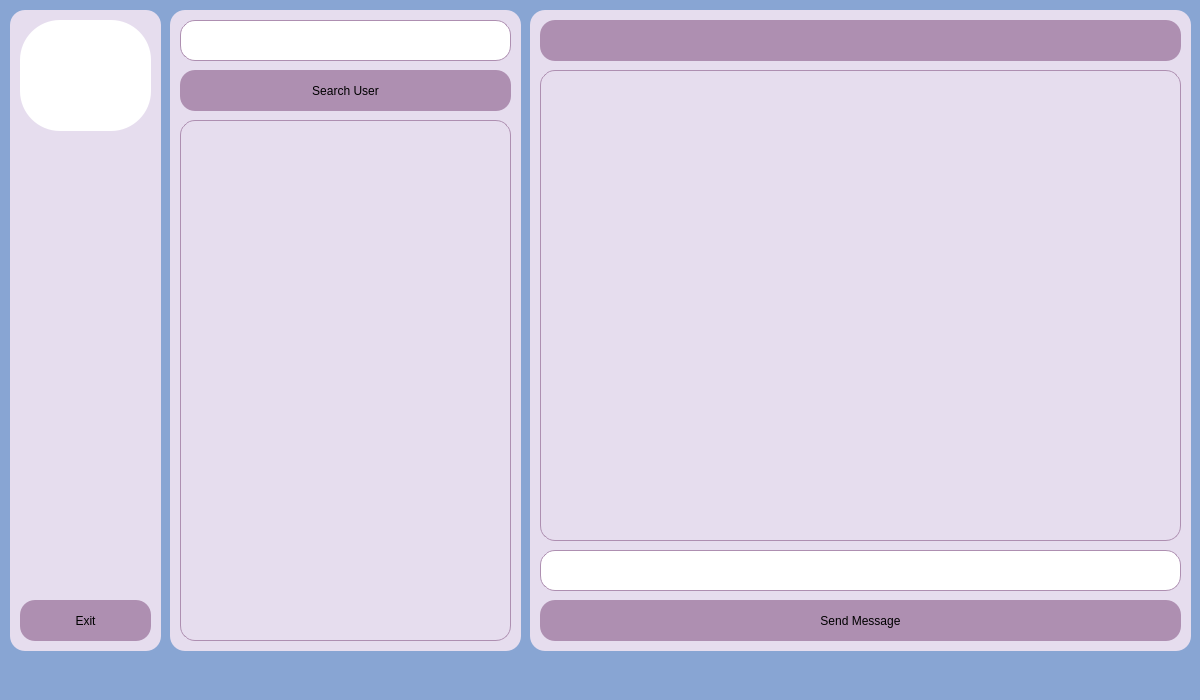
Above: messenger/mainwindow.ui from ita-social-projects/HTTP_Messenger_Client before the change. Below: the same form after it.
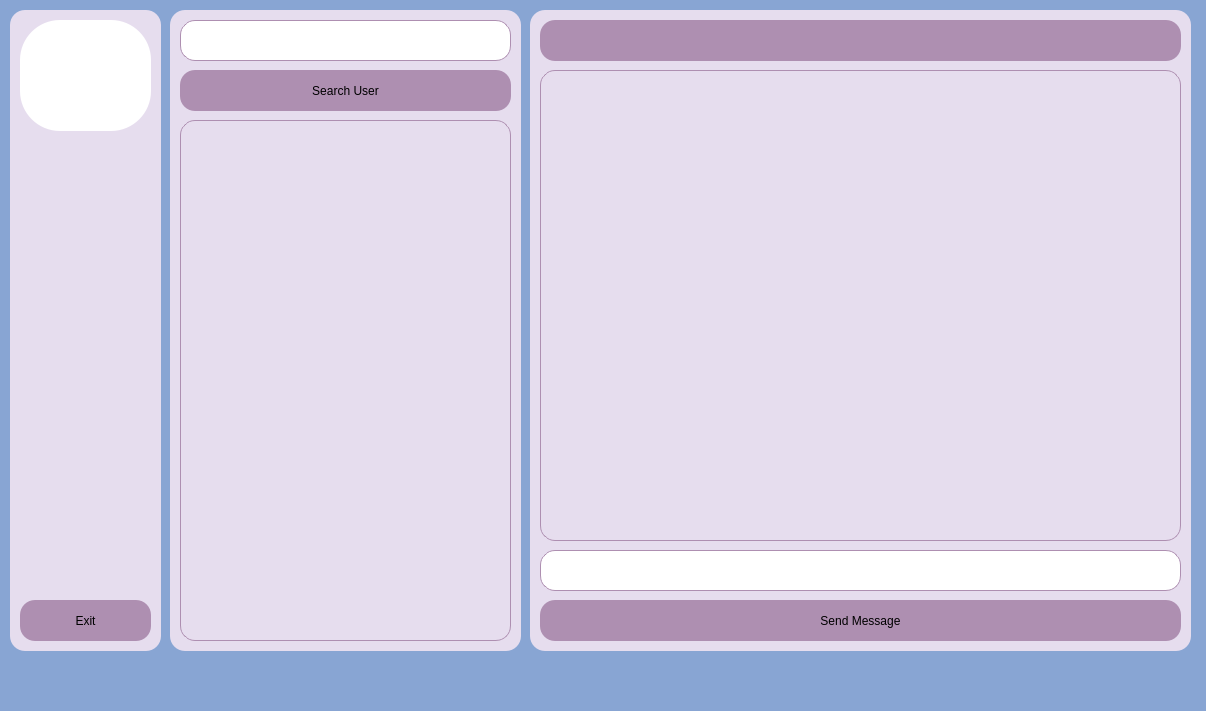
That is the form after the change.

The edit to the form file:
```diff
--- a/messenger/mainwindow.ui
+++ b/messenger/mainwindow.ui
@@ -6,8 +6,8 @@
    <rect>
     <x>0</x>
     <y>0</y>
-    <width>1200</width>
-    <height>700</height>
+    <width>1206</width>
+    <height>711</height>
    </rect>
   </property>
   <property name="windowTitle">
```
Left out of the diff: 4 changed lines with no effect on the pictures.
